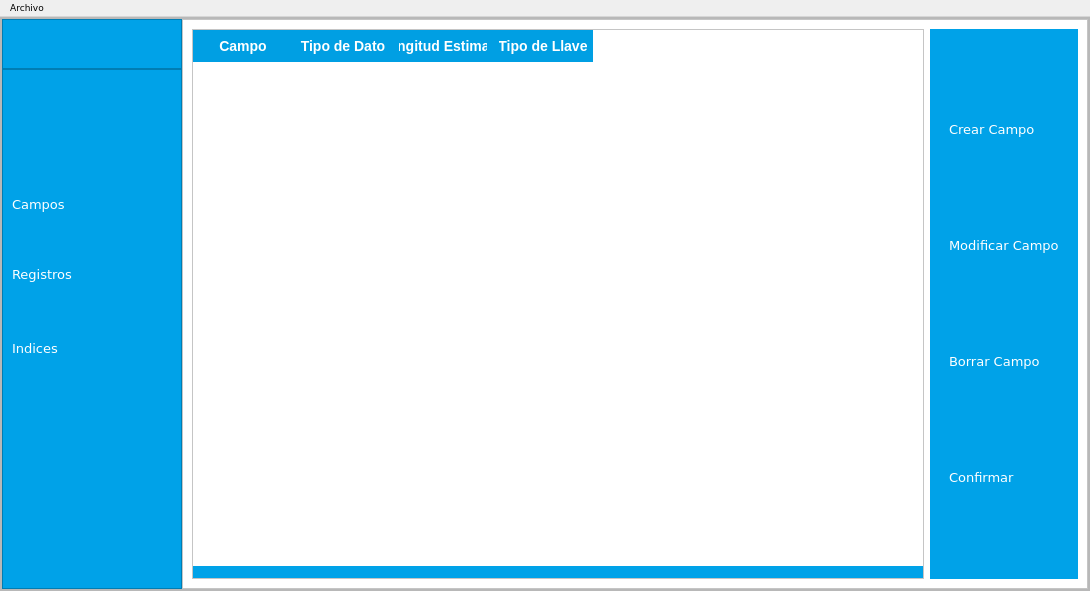
Above: mainwindow.ui from evaldez11/proyecto-EDDII before the change. Below: the same form after it.
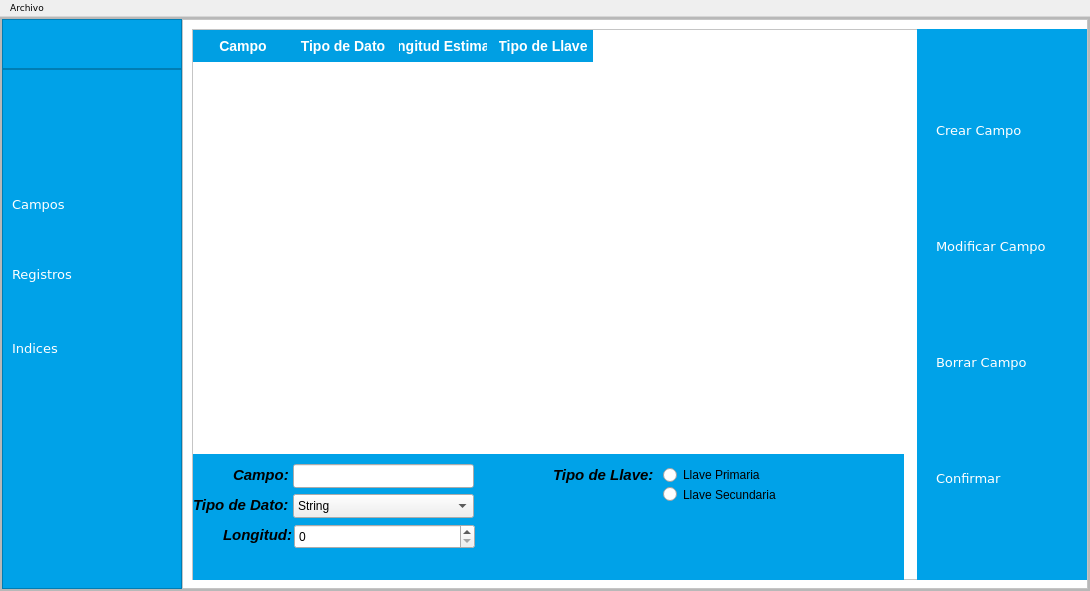
That is the form after the change. Icons and pictures are not drawn.

Diff of the .ui file:
```diff
--- a/mainwindow.ui
+++ b/mainwindow.ui
@@ -435,33 +435,30 @@
                 </layout>
                </widget>
                <widget class="QWidget" name="pg_Campos">
-                <layout class="QHBoxLayout" name="horizontalLayout_3">
-                 <item>
                   <widget class="QFrame" name="frame_3">
+                 <property name="geometry">
+                  <rect>
+                   <x>9</x>
+                   <y>9</y>
+                   <width>731</width>
+                   <height>551</height>
+                  </rect>
+                 </property>
                    <property name="frameShape">
                     <enum>QFrame::Shape::StyledPanel</enum>
                    </property>
                    <property name="frameShadow">
                     <enum>QFrame::Shadow::Raised</enum>
                    </property>
-                   <layout class="QVBoxLayout" name="verticalLayout_5">
-                    <property name="spacing">
-                     <number>0</number>
-                    </property>
-                    <property name="leftMargin">
-                     <number>0</number>
-                    </property>
-                    <property name="topMargin">
-                     <number>0</number>
-                    </property>
-                    <property name="rightMargin">
-                     <number>0</number>
-                    </property>
-                    <property name="bottomMargin">
-                     <number>0</number>
-                    </property>
-                    <item>
                      <widget class="QTableWidget" name="tableWidget">
+                  <property name="geometry">
+                   <rect>
+                    <x>1</x>
+                    <y>1</y>
+                    <width>721</width>
+                    <height>421</height>
+                   </rect>
+                  </property>
                       <property name="maximumSize">
                        <size>
                         <width>886</width>
@@ -535,9 +532,15 @@
                        </property>
                       </column>
                      </widget>
-                    </item>
-                    <item>
                      <widget class="QFrame" name="frame_7">
+                  <property name="geometry">
+                   <rect>
+                    <x>1</x>
+                    <y>425</y>
+                    <width>711</width>
+                    <height>131</height>
+                   </rect>
+                  </property>
                       <property name="styleSheet">
                        <string notr="true">QFrame{
 background: #00A2E8;
@@ -549,13 +552,683 @@
                       <property name="frameShadow">
                        <enum>QFrame::Shadow::Raised</enum>
                       </property>
-                     </widget>
-                    </item>
-                   </layout>
+                  <widget class="QRadioButton" name="radioButtonLlavePrimaria">
+                   <property name="geometry">
+                    <rect>
+                     <x>470</x>
+                     <y>11</y>
+                     <width>131</width>
+                     <height>20</height>
+                    </rect>
+                   </property>
+                   <property name="palette">
+                    <palette>
+                     <active>
+                      <colorrole role="Highlight">
+                       <brush brushstyle="SolidPattern">
+                        <color alpha="255">
+                         <red>31</red>
+                         <green>155</green>
+                         <blue>93</blue>
+                        </color>
+                       </brush>
+                      </colorrole>
+                     </active>
+                     <inactive>
+                      <colorrole role="Highlight">
+                       <brush brushstyle="SolidPattern">
+                        <color alpha="255">
+                         <red>31</red>
+                         <green>155</green>
+                         <blue>93</blue>
+                        </color>
+                       </brush>
+                      </colorrole>
+                     </inactive>
+                     <disabled>
+                      <colorrole role="Highlight">
+                       <brush brushstyle="SolidPattern">
+                        <color alpha="255">
+                         <red>31</red>
+                         <green>155</green>
+                         <blue>93</blue>
+                        </color>
+                       </brush>
+                      </colorrole>
+                     </disabled>
+                    </palette>
+                   </property>
+                   <property name="text">
+                    <string>Llave Primaria</string>
+                   </property>
+                  </widget>
+                  <widget class="QRadioButton" name="radioButtonLlaveSecundaria">
+                   <property name="geometry">
+                    <rect>
+                     <x>470</x>
+                     <y>30</y>
+                     <width>121</width>
+                     <height>21</height>
+                    </rect>
+                   </property>
+                   <property name="palette">
+                    <palette>
+                     <active>
+                      <colorrole role="Highlight">
+                       <brush brushstyle="SolidPattern">
+                        <color alpha="255">
+                         <red>31</red>
+                         <green>155</green>
+                         <blue>93</blue>
+                        </color>
+                       </brush>
+                      </colorrole>
+                     </active>
+                     <inactive>
+                      <colorrole role="Highlight">
+                       <brush brushstyle="SolidPattern">
+                        <color alpha="255">
+                         <red>31</red>
+                         <green>155</green>
+                         <blue>93</blue>
+                        </color>
+                       </brush>
+                      </colorrole>
+                     </inactive>
+                     <disabled>
+                      <colorrole role="Highlight">
+                       <brush brushstyle="SolidPattern">
+                        <color alpha="255">
+                         <red>31</red>
+                         <green>155</green>
+                         <blue>93</blue>
+                        </color>
+                       </brush>
+                      </colorrole>
+                     </disabled>
+                    </palette>
+                   </property>
+                   <property name="text">
+                    <string>Llave Secundaria</string>
+                   </property>
                   </widget>
+                  <widget class="QLabel" name="label_2">
+                   <property name="geometry">
+                    <rect>
+                     <x>40</x>
+                     <y>10</y>
+                     <width>61</width>
+                     <height>21</height>
+                    </rect>
+                   </property>
+                   <property name="palette">
+                    <palette>
+                     <active>
+                      <colorrole role="WindowText">
+                       <brush brushstyle="SolidPattern">
+                        <color alpha="255">
+                         <red>0</red>
+                         <green>0</green>
+                         <blue>0</blue>
+                        </color>
+                       </brush>
+                      </colorrole>
+                      <colorrole role="Button">
+                       <brush brushstyle="SolidPattern">
+                        <color alpha="255">
+                         <red>0</red>
+                         <green>162</green>
+                         <blue>232</blue>
+                        </color>
+                       </brush>
+                      </colorrole>
+                      <colorrole role="Base">
+                       <brush brushstyle="SolidPattern">
+                        <color alpha="255">
+                         <red>0</red>
+                         <green>162</green>
+                         <blue>232</blue>
+                        </color>
+                       </brush>
+                      </colorrole>
+                      <colorrole role="Window">
+                       <brush brushstyle="SolidPattern">
+                        <color alpha="255">
+                         <red>0</red>
+                         <green>162</green>
+                         <blue>232</blue>
+                        </color>
+                       </brush>
+                      </colorrole>
+                     </active>
+                     <inactive>
+                      <colorrole role="WindowText">
+                       <brush brushstyle="SolidPattern">
+                        <color alpha="255">
+                         <red>0</red>
+                         <green>0</green>
+                         <blue>0</blue>
+                        </color>
+                       </brush>
+                      </colorrole>
+                      <colorrole role="Button">
+                       <brush brushstyle="SolidPattern">
+                        <color alpha="255">
+                         <red>0</red>
+                         <green>162</green>
+                         <blue>232</blue>
+                        </color>
+                       </brush>
+                      </colorrole>
+                      <colorrole role="Base">
+                       <brush brushstyle="SolidPattern">
+                        <color alpha="255">
+                         <red>0</red>
+                         <green>162</green>
+                         <blue>232</blue>
+                        </color>
+                       </brush>
+                      </colorrole>
+                      <colorrole role="Window">
+                       <brush brushstyle="SolidPattern">
+                        <color alpha="255">
+                         <red>0</red>
+                         <green>162</green>
+                         <blue>232</blue>
+                        </color>
+                       </brush>
+                      </colorrole>
+                     </inactive>
+                     <disabled>
+                      <colorrole role="Button">
+                       <brush brushstyle="SolidPattern">
+                        <color alpha="255">
+                         <red>0</red>
+                         <green>162</green>
+                         <blue>232</blue>
+                        </color>
+                       </brush>
+                      </colorrole>
+                      <colorrole role="Base">
+                       <brush brushstyle="SolidPattern">
+                        <color alpha="255">
+                         <red>0</red>
+                         <green>162</green>
+                         <blue>232</blue>
+                        </color>
+                       </brush>
+                      </colorrole>
+                      <colorrole role="Window">
+                       <brush brushstyle="SolidPattern">
+                        <color alpha="255">
+                         <red>0</red>
+                         <green>162</green>
+                         <blue>232</blue>
+                        </color>
+                       </brush>
+                      </colorrole>
+                     </disabled>
+                    </palette>
+                   </property>
+                   <property name="font">
+                    <font>
+                     <pointsize>11</pointsize>
+                     <italic>true</italic>
+                     <bold>true</bold>
+                    </font>
+                   </property>
+                   <property name="text">
+                    <string>Campo:</string>
+                   </property>
+                  </widget>
+                  <widget class="QLabel" name="label_4">
+                   <property name="geometry">
+                    <rect>
+                     <x>0</x>
+                     <y>40</y>
+                     <width>101</width>
+                     <height>21</height>
+                    </rect>
+                   </property>
+                   <property name="palette">
+                    <palette>
+                     <active>
+                      <colorrole role="WindowText">
+                       <brush brushstyle="SolidPattern">
+                        <color alpha="255">
+                         <red>0</red>
+                         <green>0</green>
+                         <blue>0</blue>
+                        </color>
+                       </brush>
+                      </colorrole>
+                      <colorrole role="Button">
+                       <brush brushstyle="SolidPattern">
+                        <color alpha="255">
+                         <red>0</red>
+                         <green>162</green>
+                         <blue>232</blue>
+                        </color>
+                       </brush>
+                      </colorrole>
+                      <colorrole role="Base">
+                       <brush brushstyle="SolidPattern">
+                        <color alpha="255">
+                         <red>0</red>
+                         <green>162</green>
+                         <blue>232</blue>
+                        </color>
+                       </brush>
+                      </colorrole>
+                      <colorrole role="Window">
+                       <brush brushstyle="SolidPattern">
+                        <color alpha="255">
+                         <red>0</red>
+                         <green>162</green>
+                         <blue>232</blue>
+                        </color>
+                       </brush>
+                      </colorrole>
+                     </active>
+                     <inactive>
+                      <colorrole role="WindowText">
+                       <brush brushstyle="SolidPattern">
+                        <color alpha="255">
+                         <red>0</red>
+                         <green>0</green>
+                         <blue>0</blue>
+                        </color>
+                       </brush>
+                      </colorrole>
+                      <colorrole role="Button">
+                       <brush brushstyle="SolidPattern">
+                        <color alpha="255">
+                         <red>0</red>
+                         <green>162</green>
+                         <blue>232</blue>
+                        </color>
+                       </brush>
+                      </colorrole>
+                      <colorrole role="Base">
+                       <brush brushstyle="SolidPattern">
+                        <color alpha="255">
+                         <red>0</red>
+                         <green>162</green>
+                         <blue>232</blue>
+                        </color>
+                       </brush>
+                      </colorrole>
+                      <colorrole role="Window">
+                       <brush brushstyle="SolidPattern">
+                        <color alpha="255">
+                         <red>0</red>
+                         <green>162</green>
+                         <blue>232</blue>
+                        </color>
+                       </brush>
+                      </colorrole>
+                     </inactive>
+                     <disabled>
+                      <colorrole role="Button">
+                       <brush brushstyle="SolidPattern">
+                        <color alpha="255">
+                         <red>0</red>
+                         <green>162</green>
+                         <blue>232</blue>
+                        </color>
+                       </brush>
+                      </colorrole>
+                      <colorrole role="Base">
+                       <brush brushstyle="SolidPattern">
+                        <color alpha="255">
+                         <red>0</red>
+                         <green>162</green>
+                         <blue>232</blue>
+                        </color>
+                       </brush>
+                      </colorrole>
+                      <colorrole role="Window">
+                       <brush brushstyle="SolidPattern">
+                        <color alpha="255">
+                         <red>0</red>
+                         <green>162</green>
+                         <blue>232</blue>
+                        </color>
+                       </brush>
+                      </colorrole>
+                     </disabled>
+                    </palette>
+                   </property>
+                   <property name="font">
+                    <font>
+                     <pointsize>11</pointsize>
+                     <italic>true</italic>
+                     <bold>true</bold>
+                    </font>
+                   </property>
+                   <property name="text">
+                    <string>Tipo de Dato:</string>
+                   </property>
+                  </widget>
+                  <widget class="QLabel" name="label_5">
+                   <property name="geometry">
+                    <rect>
+                     <x>30</x>
+                     <y>70</y>
+                     <width>71</width>
+                     <height>21</height>
+                    </rect>
+                   </property>
+                   <property name="palette">
+                    <palette>
+                     <active>
+                      <colorrole role="WindowText">
+                       <brush brushstyle="SolidPattern">
+                        <color alpha="255">
+                         <red>0</red>
+                         <green>0</green>
+                         <blue>0</blue>
+                        </color>
+                       </brush>
+                      </colorrole>
+                      <colorrole role="Button">
+                       <brush brushstyle="SolidPattern">
+                        <color alpha="255">
+                         <red>0</red>
+                         <green>162</green>
+                         <blue>232</blue>
+                        </color>
+                       </brush>
+                      </colorrole>
+                      <colorrole role="Base">
+                       <brush brushstyle="SolidPattern">
+                        <color alpha="255">
+                         <red>0</red>
+                         <green>162</green>
+                         <blue>232</blue>
+                        </color>
+                       </brush>
+                      </colorrole>
+                      <colorrole role="Window">
+                       <brush brushstyle="SolidPattern">
+                        <color alpha="255">
+                         <red>0</red>
+                         <green>162</green>
+                         <blue>232</blue>
+                        </color>
+                       </brush>
+                      </colorrole>
+                     </active>
+                     <inactive>
+                      <colorrole role="WindowText">
+                       <brush brushstyle="SolidPattern">
+                        <color alpha="255">
+                         <red>0</red>
+                         <green>0</green>
+                         <blue>0</blue>
+                        </color>
+                       </brush>
+                      </colorrole>
+                      <colorrole role="Button">
+                       <brush brushstyle="SolidPattern">
+                        <color alpha="255">
+                         <red>0</red>
+                         <green>162</green>
+                         <blue>232</blue>
+                        </color>
+                       </brush>
+                      </colorrole>
+                      <colorrole role="Base">
+                       <brush brushstyle="SolidPattern">
+                        <color alpha="255">
+                         <red>0</red>
+                         <green>162</green>
+                         <blue>232</blue>
+                        </color>
+                       </brush>
+                      </colorrole>
+                      <colorrole role="Window">
+                       <brush brushstyle="SolidPattern">
+                        <color alpha="255">
+                         <red>0</red>
+                         <green>162</green>
+                         <blue>232</blue>
+                        </color>
+                       </brush>
+                      </colorrole>
+                     </inactive>
+                     <disabled>
+                      <colorrole role="Button">
+                       <brush brushstyle="SolidPattern">
+                        <color alpha="255">
+                         <red>0</red>
+                         <green>162</green>
+                         <blue>232</blue>
+                        </color>
+                       </brush>
+                      </colorrole>
+                      <colorrole role="Base">
+                       <brush brushstyle="SolidPattern">
+                        <color alpha="255">
+                         <red>0</red>
+                         <green>162</green>
+                         <blue>232</blue>
+                        </color>
+                       </brush>
+                      </colorrole>
+                      <colorrole role="Window">
+                       <brush brushstyle="SolidPattern">
+                        <color alpha="255">
+                         <red>0</red>
+                         <green>162</green>
+                         <blue>232</blue>
+                        </color>
+                       </brush>
+                      </colorrole>
+                     </disabled>
+                    </palette>
+                   </property>
+                   <property name="font">
+                    <font>
+                     <pointsize>11</pointsize>
+                     <italic>true</italic>
+                     <bold>true</bold>
+                    </font>
+                   </property>
+                   <property name="text">
+                    <string>Longitud:</string>
+                   </property>
+                  </widget>
+                  <widget class="QLabel" name="label_6">
+                   <property name="geometry">
+                    <rect>
+                     <x>360</x>
+                     <y>10</y>
+                     <width>101</width>
+                     <height>21</height>
+                    </rect>
+                   </property>
+                   <property name="palette">
+                    <palette>
+                     <active>
+                      <colorrole role="WindowText">
+                       <brush brushstyle="SolidPattern">
+                        <color alpha="255">
+                         <red>0</red>
+                         <green>0</green>
+                         <blue>0</blue>
+                        </color>
+                       </brush>
+                      </colorrole>
+                      <colorrole role="Button">
+                       <brush brushstyle="SolidPattern">
+                        <color alpha="255">
+                         <red>0</red>
+                         <green>162</green>
+                         <blue>232</blue>
+                        </color>
+                       </brush>
+                      </colorrole>
+                      <colorrole role="Base">
+                       <brush brushstyle="SolidPattern">
+                        <color alpha="255">
+                         <red>0</red>
+                         <green>162</green>
+                         <blue>232</blue>
+                        </color>
+                       </brush>
+                      </colorrole>
+                      <colorrole role="Window">
+                       <brush brushstyle="SolidPattern">
+                        <color alpha="255">
+                         <red>0</red>
+                         <green>162</green>
+                         <blue>232</blue>
+                        </color>
+                       </brush>
+                      </colorrole>
+                     </active>
+                     <inactive>
+                      <colorrole role="WindowText">
+                       <brush brushstyle="SolidPattern">
+                        <color alpha="255">
+                         <red>0</red>
+                         <green>0</green>
+                         <blue>0</blue>
+                        </color>
+                       </brush>
+                      </colorrole>
+                      <colorrole role="Button">
+                       <brush brushstyle="SolidPattern">
+                        <color alpha="255">
+                         <red>0</red>
+                         <green>162</green>
+                         <blue>232</blue>
+                        </color>
+                       </brush>
+                      </colorrole>
+                      <colorrole role="Base">
+                       <brush brushstyle="SolidPattern">
+                        <color alpha="255">
+                         <red>0</red>
+                         <green>162</green>
+                         <blue>232</blue>
+                        </color>
+                       </brush>
+                      </colorrole>
+                      <colorrole role="Window">
+                       <brush brushstyle="SolidPattern">
+                        <color alpha="255">
+                         <red>0</red>
+                         <green>162</green>
+                         <blue>232</blue>
+                        </color>
+                       </brush>
+                      </colorrole>
+                     </inactive>
+                     <disabled>
+                      <colorrole role="Button">
+                       <brush brushstyle="SolidPattern">
+                        <color alpha="255">
+                         <red>0</red>
+                         <green>162</green>
+                         <blue>232</blue>
+                        </color>
+                       </brush>
+                      </colorrole>
+                      <colorrole role="Base">
+                       <brush brushstyle="SolidPattern">
+                        <color alpha="255">
+                         <red>0</red>
+                         <green>162</green>
+                         <blue>232</blue>
+                        </color>
+                       </brush>
+                      </colorrole>
+                      <colorrole role="Window">
+                       <brush brushstyle="SolidPattern">
+                        <color alpha="255">
+                         <red>0</red>
+                         <green>162</green>
+                         <blue>232</blue>
+                        </color>
+                       </brush>
+                      </colorrole>
+                     </disabled>
+                    </palette>
+                   </property>
+                   <property name="font">
+                    <font>
+                     <pointsize>11</pointsize>
+                     <italic>true</italic>
+                     <bold>true</bold>
+                    </font>
+                   </property>
+                   <property name="text">
+                    <string>Tipo de Llave:</string>
+                   </property>
+                  </widget>
+                  <widget class="QLineEdit" name="lineEditCampos">
+                   <property name="geometry">
+                    <rect>
+                     <x>100</x>
+                     <y>10</y>
+                     <width>181</width>
+                     <height>24</height>
+                    </rect>
+                   </property>
+                  </widget>
+                  <widget class="QSpinBox" name="spinBoxLongitud">
+                   <property name="geometry">
+                    <rect>
+                     <x>101</x>
+                     <y>70</y>
+                     <width>181</width>
+                     <height>25</height>
+                    </rect>
+                   </property>
+                  </widget>
+                  <widget class="QComboBox" name="comboBoxTipoDato">
+                   <property name="geometry">
+                    <rect>
+                     <x>100</x>
+                     <y>40</y>
+                     <width>181</width>
+                     <height>24</height>
+                    </rect>
+                   </property>
+                   <item>
+                    <property name="text">
+                     <string>String</string>
+                    </property>
                  </item>
                  <item>
+                    <property name="text">
+                     <string>Int</string>
+                    </property>
+                   </item>
+                   <item>
+                    <property name="text">
+                     <string>Char</string>
+                    </property>
+                   </item>
+                   <item>
+                    <property name="text">
+                     <string>Float</string>
+                    </property>
+                   </item>
+                  </widget>
+                 </widget>
+                </widget>
                   <widget class="QFrame" name="frame_6">
+                 <property name="geometry">
+                  <rect>
+                   <x>734</x>
+                   <y>9</y>
+                   <width>171</width>
+                   <height>551</height>
+                  </rect>
+                 </property>
                    <property name="styleSheet">
                     <string notr="true">QFrame{
 background: #00A2E8;
@@ -567,9 +1240,15 @@
                    <property name="frameShadow">
                     <enum>QFrame::Shadow::Raised</enum>
                    </property>
-                   <layout class="QVBoxLayout" name="verticalLayout_7">
-                    <item>
                      <widget class="QPushButton" name="pushButtonCrearCampo">
+                  <property name="geometry">
+                   <rect>
+                    <x>9</x>
+                    <y>83</y>
+                    <width>151</width>
+                    <height>36</height>
+                   </rect>
+                  </property>
                       <property name="font">
                        <font>
                         <family>Verdana</family>
@@ -610,9 +1289,15 @@
                        <bool>false</bool>
                       </property>
                      </widget>
-                    </item>
-                    <item>
                      <widget class="QPushButton" name="pushButtonModificarCampo">
+                  <property name="geometry">
+                   <rect>
+                    <x>9</x>
+                    <y>199</y>
+                    <width>148</width>
+                    <height>36</height>
+                   </rect>
+                  </property>
                       <property name="font">
                        <font>
                         <family>Verdana</family>
@@ -653,9 +1338,15 @@
                        <bool>false</bool>
                       </property>
                      </widget>
-                    </item>
-                    <item>
                      <widget class="QPushButton" name="pushButtonBorrarCampo">
+                  <property name="geometry">
+                   <rect>
+                    <x>9</x>
+                    <y>315</y>
+                    <width>141</width>
+                    <height>36</height>
+                   </rect>
+                  </property>
                       <property name="font">
                        <font>
                         <family>Verdana</family>
@@ -696,9 +1387,15 @@
                        <bool>false</bool>
                       </property>
                      </widget>
-                    </item>
-                    <item>
                      <widget class="QPushButton" name="pushButtonConfirmar">
+                  <property name="geometry">
+                   <rect>
+                    <x>9</x>
+                    <y>431</y>
+                    <width>151</width>
+                    <height>36</height>
+                   </rect>
+                  </property>
                       <property name="font">
                        <font>
                         <family>Verdana</family>
@@ -745,11 +1442,7 @@
                        <bool>false</bool>
                       </property>
                      </widget>
-                    </item>
-                   </layout>
-                  </widget>
-                 </item>
-                </layout>
+                </widget>
                </widget>
               </widget>
              </item>
```
Lines whose indentation alone changed are shown as unchanged.
